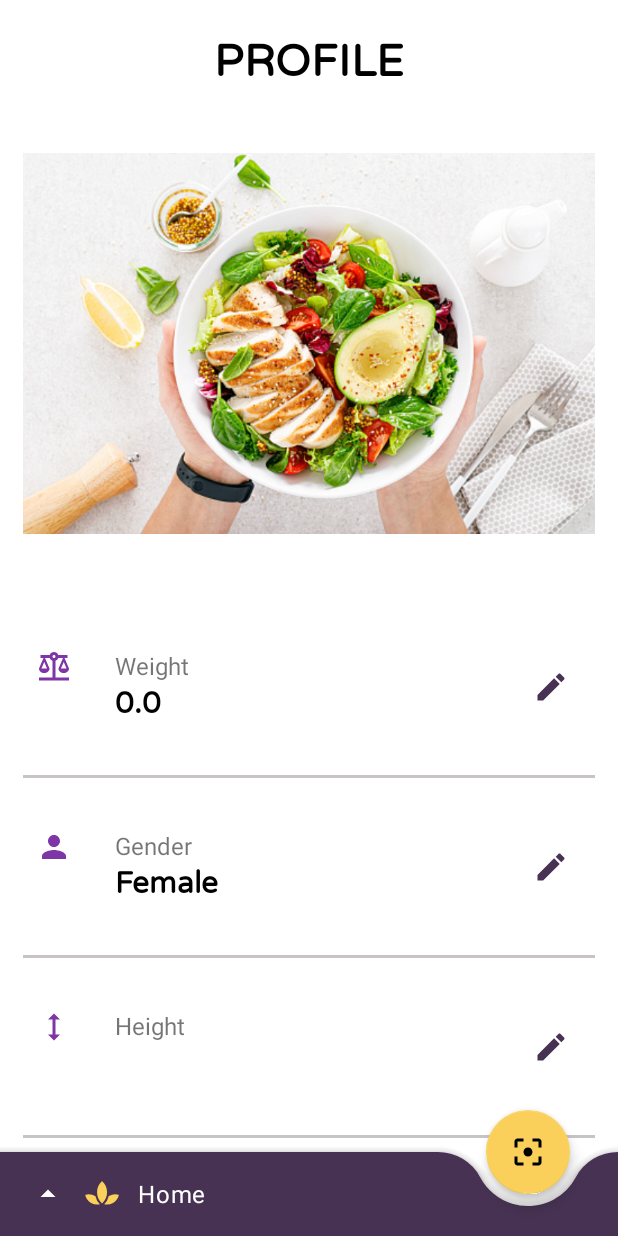
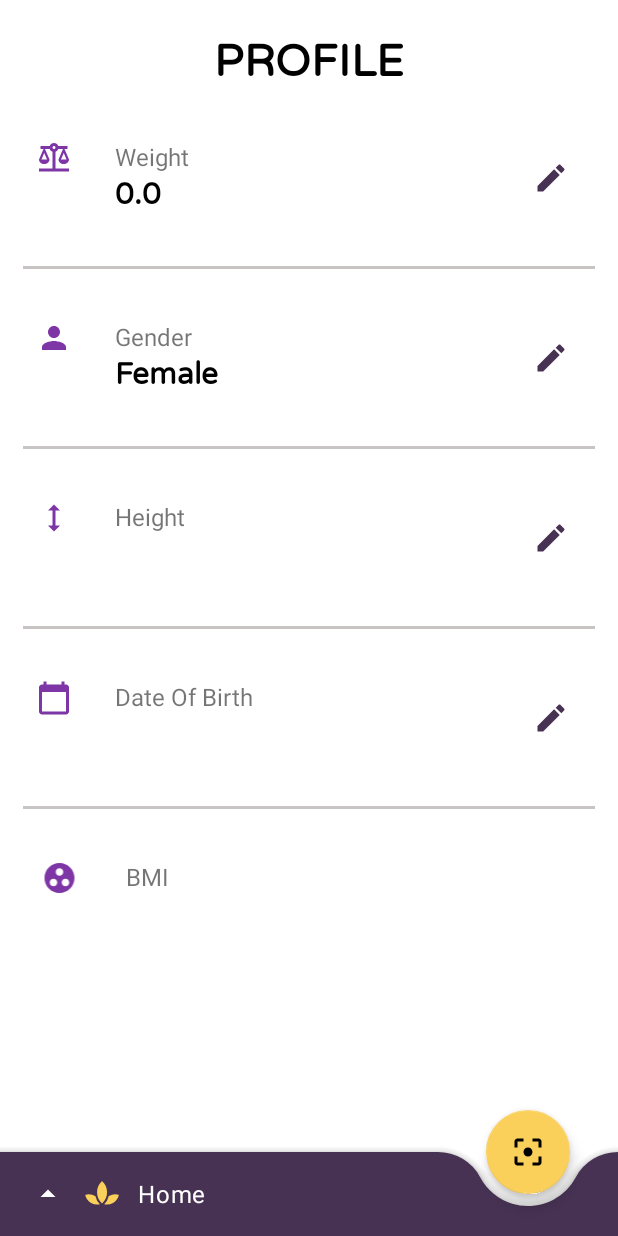
Before and after one commit to mutemararo/healthypalate, an Android app: the Profile screen opened through its navigation route, on a phone screen of 412 x 824 dp. Run offline under Robolectric (Android 15) with nearby library versions, the phone set to English and light mode, and no system bars; our stand-ins replace Firebase (no records; nobody signed in at launch, a user with empty details on screens opened directly), data binding; libraries missing offline, so code that uses them is left out: com.nostra13.universalimageloader; 3 statements that could not run were skipped.

Commit message:
changed profile fragment_profile.xml

```diff
--- a/app/src/main/res/layout/fragment_profile.xml
+++ b/app/src/main/res/layout/fragment_profile.xml
@@ -39,12 +39,6 @@
                 android:layout_marginStart="15dp"
                 android:layout_marginEnd="15dp"
                 android:orientation="vertical">
-
-                <ImageView
-                    android:id="@+id/imageView3"
-                    android:layout_width="match_parent"
-                    android:layout_height="wrap_content"
-                    android:src="@drawable/avos" />
 
                 <LinearLayout
                     android:layout_width="match_parent"
```
